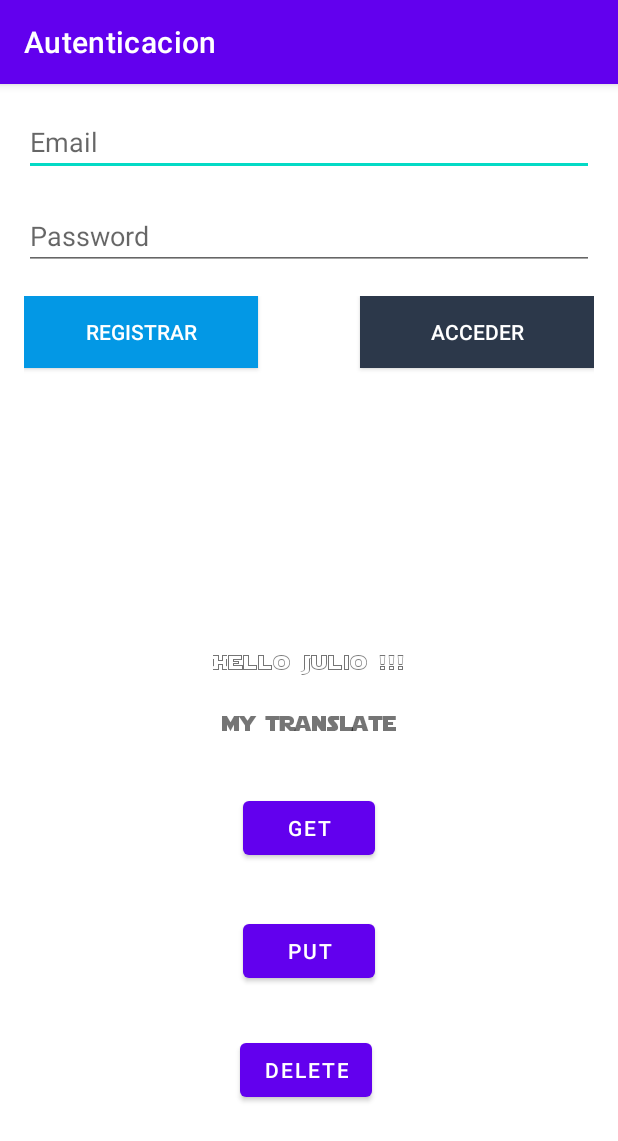
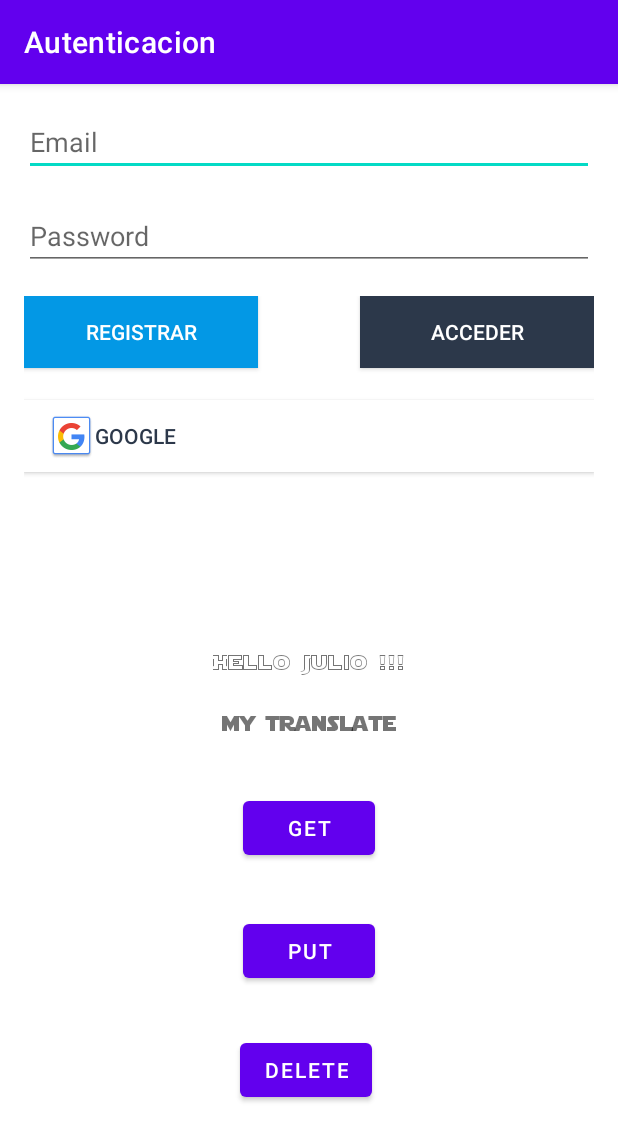
Before and after one commit to JulioUrjc/AndroidApps, an Android app: the screen it shows after launch (MainActivity), on a phone screen of 412 x 824 dp. Shown: the top 1141 px of the screen. Run offline under Robolectric (Android 15) with nearby library versions, the phone set to English and light mode, and no system bars; our stand-ins replace Firebase (no records; nobody signed in at launch, a user with empty details on screens opened directly).

Commit message:
Google auth

```diff
--- a/MyFirstApplication2/app/build.gradle
+++ b/MyFirstApplication2/app/build.gradle
@@ -38,6 +38,7 @@ dependencies {
     implementation platform('com.google.firebase:firebase-bom:26.1.0')
     implementation 'com.google.firebase:firebase-analytics-ktx'
     implementation 'com.google.firebase:firebase-auth-ktx:19.4.0'
+    implementation 'com.google.android.gms:play-services-auth:18.1.0'
     implementation "org.jetbrains.kotlin:kotlin-stdlib:$kotlin_version"
     implementation 'androidx.core:core-ktx:1.3.2'
     implementation 'androidx.appcompat:appcompat:1.2.0'
--- a/MyFirstApplication2/app/src/main/java/com/july/myfirstapplication2/MainActivity.kt
+++ b/MyFirstApplication2/app/src/main/java/com/july/myfirstapplication2/MainActivity.kt
@@ -1,19 +1,26 @@
 package com.july.myfirstapplication2
 
+import android.content.Context
 import android.content.Intent
 import android.graphics.Typeface
 import androidx.appcompat.app.AppCompatActivity
 import android.os.Bundle
+import android.view.View
 import androidx.appcompat.app.AlertDialog
 import androidx.preference.PreferenceManager
+import com.google.android.gms.auth.api.signin.GoogleSignIn
+import com.google.android.gms.auth.api.signin.GoogleSignInOptions
+import com.google.android.gms.common.api.ApiException
 import com.google.firebase.analytics.FirebaseAnalytics
 import com.google.firebase.auth.FirebaseAuth
+import com.google.firebase.auth.GoogleAuthProvider
 import kotlinx.android.synthetic.main.activity_home.*
 import kotlinx.android.synthetic.main.activity_main.*
 
 class MainActivity : AppCompatActivity() {
 
     private val key = "MY_KEY"
+    private val GOOGLE_SIGN_IN = 100
 
     override fun onCreate(savedInstanceState: Bundle?) {
 
@@ -31,6 +38,7 @@ class MainActivity : AppCompatActivity() {
 
         //Setup
         setup()
+        sesion()
 
         // Formato de fuentes
         //textView.text = "Cambiar el texto"
@@ -84,6 +92,7 @@ class MainActivity : AppCompatActivity() {
     }
 
     private fun setup(){
+        //https://firebase.google.com/docs/auth/android/start#kotlin+ktx
         title = "Autenticacion"
 
         regButton.setOnClickListener{
@@ -119,5 +128,68 @@ class MainActivity : AppCompatActivity() {
                     }
             }
         }
+
+        //https://firebase.google.com/docs/auth/android/google-signin
+        // En Android Studio -> Pestaña derecha Grandle->"nombre app"->Task->android->signingReport
+        // Ventana de abajo, copiar SHA1
+
+        //En Firebase, rueda dentada->Configuración del proyecto->General-> añadir huella
+        // digital y copiar SHA1
+        googleButton.setOnClickListener{
+            val googleConf = GoogleSignInOptions.Builder(GoogleSignInOptions.DEFAULT_SIGN_IN)
+                .requestIdToken(getString(R.string.default_web_client_id))
+                .requestEmail()
+                .build()
+
+            val googleClient = GoogleSignIn.getClient(this,googleConf)
+            googleClient.signOut()
+
+            startActivityForResult(googleClient.signInIntent, GOOGLE_SIGN_IN)
+        }
+    }
+
+    override fun onStart() {
+        super.onStart()
+
+        authLayout.visibility = View.VISIBLE
+    }
+
+    private fun sesion(){
+        // Sin edit al final
+        val prefs = getSharedPreferences(getString(R.string.prefs_file), Context.MODE_PRIVATE)
+        val email = prefs.getString("email", null)
+        val provider = prefs.getString("provider", null)
+
+        if(email != null && provider !=null){
+            authLayout.visibility = View.INVISIBLE
+            showHome(email, ProviderType.valueOf(provider))
+        }
+    }
+
+    override fun onActivityResult(requestCode: Int, resultCode: Int, data: Intent?) {
+        super.onActivityResult(requestCode, resultCode, data)
+
+        if(requestCode == GOOGLE_SIGN_IN){
+            val task = GoogleSignIn.getSignedInAccountFromIntent(data)
+
+            try{
+                val account = task.getResult(ApiException::class.java)
+
+                if(account != null){
+                    val credential = GoogleAuthProvider.getCredential(account.idToken, null)
+                    FirebaseAuth.getInstance().signInWithCredential(credential).addOnCompleteListener {
+                        if(it.isSuccessful){
+                            showHome(account.email ?:"", ProviderType.GOOGLE)
+                        }else{
+                            showAlert("La autenticacion Google ha fallado")
+                        }
+                    }
+                }
+            }catch (e: ApiException){
+                showAlert("No se ha podido recuperar la cuenta")
+            }
+
+
+        }
     }
 }
--- a/MyFirstApplication2/app/src/main/res/layout/activity_home.xml
+++ b/MyFirstApplication2/app/src/main/res/layout/activity_home.xml
@@ -8,7 +8,7 @@
     tools:context=".HomeActivity">
 
     <LinearLayout
-        android:id="@+id/linearL"
+        android:id="@+id/authLayoutHome"
         android:layout_width="match_parent"
         android:layout_height="0dp"
         android:layout_marginStart="16dp"
--- a/MyFirstApplication2/app/src/main/res/layout/activity_main.xml
+++ b/MyFirstApplication2/app/src/main/res/layout/activity_main.xml
@@ -65,7 +65,7 @@
         app:layout_constraintTop_toBottomOf="@+id/putButton" />
 
     <LinearLayout
-        android:id="@+id/linearL"
+        android:id="@+id/authLayout"
         android:layout_width="match_parent"
         android:layout_height="0dp"
         android:layout_marginStart="16dp"
@@ -103,7 +103,7 @@
 
         <LinearLayout
             android:layout_width="match_parent"
-            android:layout_height="match_parent"
+            android:layout_height="69dp"
             android:orientation="horizontal">
 
             <android.widget.Button
@@ -126,9 +126,20 @@
                 android:layout_height="wrap_content"
                 android:layout_weight="1"
                 android:background="@color/colorPrimaryDarkM"
-                android:textColor="@android:color/white"
-                android:text="Acceder" />
+                android:text="Acceder"
+                android:textColor="@android:color/white" />
         </LinearLayout>
+
+        <android.widget.Button
+            android:id="@+id/googleButton"
+            android:layout_width="match_parent"
+            android:layout_height="wrap_content"
+            android:background="@color/white"
+            android:drawableStart="@drawable/common_google_signin_btn_icon_dark"
+            android:paddingStart="16dp"
+            android:text="Google"
+            android:textAlignment="textStart"
+            android:textColor="@color/colorPrimaryDarkM" />
     </LinearLayout>
 
 </androidx.constraintlayout.widget.ConstraintLayout>
--- a/MyFirstApplication2/app/src/main/res/values/strings.xml
+++ b/MyFirstApplication2/app/src/main/res/values/strings.xml
@@ -2,4 +2,5 @@
     <string name="app_name">MyFirstApplication2</string>
     <string name="Hello">Hello Julio !!!</string>
     <string name="Translate">My translate</string>
+    <string name="prefs_file">com.july.myfirstapplication2.PREFERENCE_FILE_KEY</string>
 </resources>
```
Also changed, not shown: MyFirstApplication2/app/src/main/java/com/july/myfirstapplication2/HomeActivity.kt (+15 -1 lines), MyFirstApplication2/app/src/main/res/mipmap/google.jpg (added), 1 other file.
